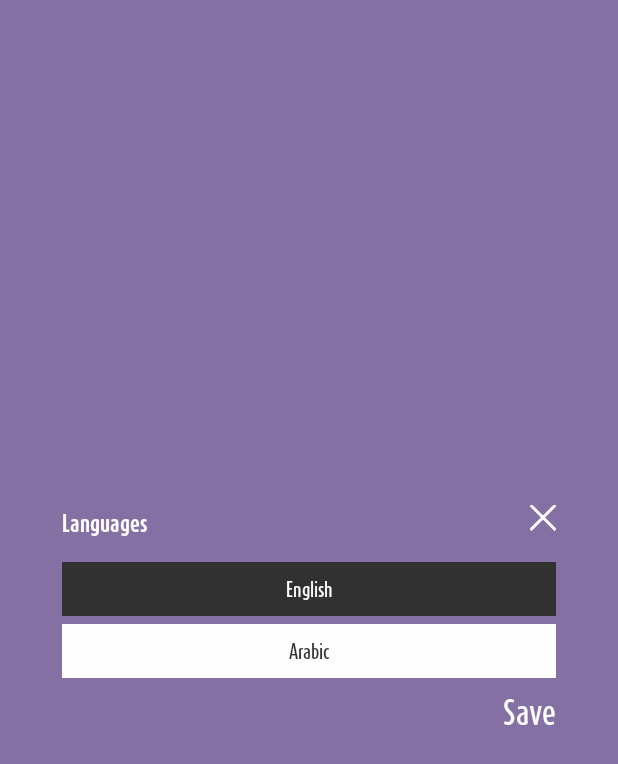
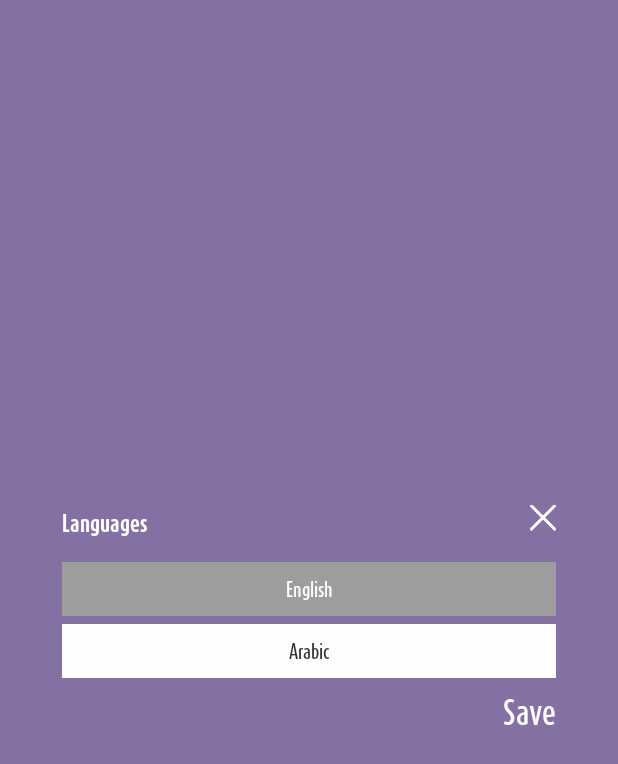
Before and after one commit to Sandeep-svf/yamaha, an Android app: the layout language.xml on its own in the app's theme, with its tools: preview values and no code run, on a phone screen of 412 x 824 dp. Shown: the top 764 px of the screen. Run offline under Robolectric (Android 15) with nearby library versions, the phone set to English and light mode, and no system bars.

Commit message:
lost code recoverd on 7 october

```diff
--- a/app/src/main/java/com/webnmobapps/yamaha/more/MoreFragment.java
+++ b/app/src/main/java/com/webnmobapps/yamaha/more/MoreFragment.java
@@ -10,6 +10,7 @@ import android.os.Bundle;
 
 import androidx.appcompat.app.AlertDialog;
 import androidx.appcompat.widget.AppCompatButton;
+import androidx.appcompat.widget.AppCompatEditText;
 import androidx.appcompat.widget.AppCompatImageView;
 import androidx.appcompat.widget.AppCompatTextView;
 import androidx.constraintlayout.widget.ConstraintLayout;
@@ -271,7 +272,7 @@ public class MoreFragment extends Fragment {
                 alertLayout = inflater.inflate(R.layout.subcribe_to_news_letter_xml, null);
             final AppCompatImageView cross_image_layout = alertLayout.findViewById(R.id.cross_image_layout);
             final AppCompatTextView text = alertLayout.findViewById(R.id.text);
-            final AppCompatTextView text2 = alertLayout.findViewById(R.id.text2);
+            final AppCompatEditText text2 = alertLayout.findViewById(R.id.text2);
             final AppCompatTextView text3 = alertLayout.findViewById(R.id.text3);
 
 
--- a/app/src/main/res/layout/language.xml
+++ b/app/src/main/res/layout/language.xml
@@ -93,7 +93,7 @@
                         android:layout_weight="8"
                         android:gravity="center"
                         android:textColor="@color/white"
-                        android:background="@color/black"
+                        android:background="@color/light_black"
                         android:textSize="@dimen/default_text_size_12dp"
                         android:fontFamily="@font/daxcompact_medium"
 
--- a/app/src/main/res/values/colors.xml
+++ b/app/src/main/res/values/colors.xml
@@ -7,6 +7,7 @@
     <color name="teal_700">#FF018786</color>
     <color name="black">#FF000000</color>
     <color name="white">#FFFFFFFF</color>
+    <color name="light_black">#888787</color>
     <color name="purple_app_theam_color">#684E8F</color>
     <color name="piano_grade_bg">#E6C8F3</color>
     <color name="card_view_bg_course_color">#F5F5F5</color>
```
Also changed, not shown: app/src/main/java/com/webnmobapps/yamaha/profile/ProfileFragment.java (+11 -8 lines).
